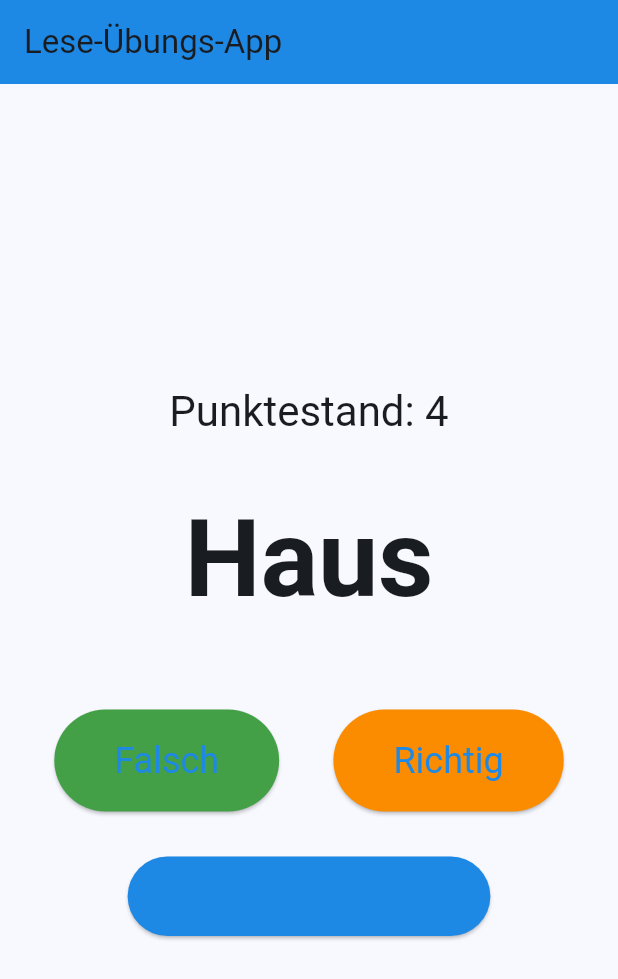
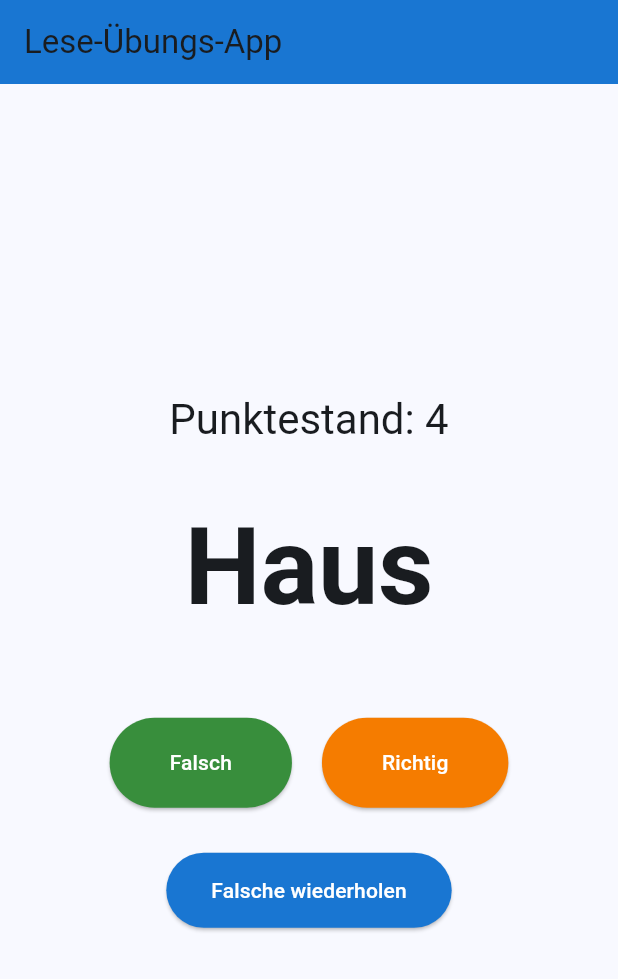
Before and after one commit to ichthyscode/read_kids, a Flutter app: the screen it shows after launch, after a tap on "Falsch", after a tap on "Richtig", after a tap on "Falsche wiederholen", on a phone screen of 412 x 824 dp. Shown: the top 979 px of the screen. Run offline on Flutter 3.47's test engine with Material 3 defaults, Android fonts, the phone set to English and light mode, and no system bars; our stand-ins replace flutter_animate.

Commit message:
font change

```diff
--- a/lib/main.dart
+++ b/lib/main.dart
@@ -13,12 +13,12 @@ class MyApp extends StatelessWidget {
     return MaterialApp(
       title: 'Lese-Übungs-App',
       theme: ThemeData(
-        primarySwatch: Colors.pink,
+        primarySwatch: Colors.blue,
         colorScheme: ColorScheme.fromSeed(
           seedColor: Colors.blue,
-          primary: Colors.blue[600]!, // Kräftigeres Blau
-          secondary: Colors.green[600]!, // Kräftigeres Grün
-          tertiary: Colors.orange[600]!, // Kräftigeres Orange
+          primary: Colors.blue[700]!, // Darker Blue for contrast
+          secondary: Colors.green[700]!, // Darker Green
+          tertiary: Colors.orange[700]!, // Darker Orange
         ),
       ),
       home: const ReadingGamePage(),
@@ -37,13 +37,11 @@ class ReadingGamePage extends StatefulWidget {
   const ReadingGamePage({super.key});
 
   @override
-  _ReadingGamePageState createState() => _ReadingGamePageState();
+  ReadingGamePageState createState() => ReadingGamePageState();
 }
 
-class _ReadingGamePageState extends State<ReadingGamePage> {
+class ReadingGamePageState extends State<ReadingGamePage> {
   List<Flashcard> flashcards = [];
-  List<Flashcard> correctFlashcards = [];
-  List<Flashcard> incorrectFlashcards = [];
   int score = 0;
   String? lastPoints;
 
@@ -73,10 +71,8 @@ class _ReadingGamePageState extends State<ReadingGamePage> {
     if (flashcards.isNotEmpty) {
       setState(() {
         Flashcard card = flashcards.removeAt(0);
-        card.isCorrect = true;
         int points = card.text.length;
         score += points;
-        correctFlashcards.add(card);
         showPointAnimation(points);
       });
     }
@@ -85,10 +81,8 @@ class _ReadingGamePageState extends State<ReadingGamePage> {
   void swipeLeft() {
     if (flashcards.isNotEmpty) {
       setState(() {
-        Flashcard card = flashcards.removeAt(0);
-        card.isCorrect = false;
+        flashcards.removeAt(0);
         score = score > 0 ? score - 1 : 0;
-        incorrectFlashcards.add(card);
         showPointAnimation(-1);
       });
     }
@@ -96,8 +90,7 @@ class _ReadingGamePageState extends State<ReadingGamePage> {
 
   void repeatIncorrect() {
     setState(() {
-      flashcards.addAll(incorrectFlashcards);
-      incorrectFlashcards.clear();
+      // Add logic to repeat incorrect words if needed
     });
   }
 
@@ -129,25 +122,30 @@ class _ReadingGamePageState extends State<ReadingGamePage> {
               ),
             const SizedBox(height: 60),
             Row(
-              mainAxisAlignment: MainAxisAlignment.spaceEvenly,
+              mainAxisAlignment: MainAxisAlignment.center, // Center the buttons
               children: [
                 ElevatedButton(
                   onPressed: swipeLeft,
                   style: ElevatedButton.styleFrom(
                     backgroundColor: Theme.of(context).colorScheme.secondary,
                     padding: const EdgeInsets.symmetric(horizontal: 40, vertical: 20),
-                    textStyle: const TextStyle(fontSize: 24),
                   ),
-                  child: const Text('Falsch'),
+                  child: const Text(
+                    'Falsch',
+                    style: TextStyle(color: Colors.white), // Ensure text is visible
+                  ),
                 ),
+                const SizedBox(width: 20), // Add space between buttons
                 ElevatedButton(
                   onPressed: swipeRight,
                   style: ElevatedButton.styleFrom(
                     backgroundColor: Theme.of(context).colorScheme.tertiary,
                     padding: const EdgeInsets.symmetric(horizontal: 40, vertical: 20),
-                    textStyle: const TextStyle(fontSize: 24),
                   ),
-                  child: const Text('Richtig'),
+                  child: const Text(
+                    'Richtig',
+                    style: TextStyle(color: Colors.white), // Ensure text is visible
+                  ),
                 ),
               ],
             ),
@@ -157,9 +155,11 @@ class _ReadingGamePageState extends State<ReadingGamePage> {
               style: ElevatedButton.styleFrom(
                 backgroundColor: Theme.of(context).colorScheme.primary,
                 padding: const EdgeInsets.symmetric(horizontal: 30, vertical: 15),
-                textStyle: const TextStyle(fontSize: 20),
               ),
-              child: const Text('Falsche wiederholen'),
+              child: const Text(
+                'Falsche wiederholen',
+                style: TextStyle(color: Colors.white), // Ensure text is visible
+              ),
             ),
             if (lastPoints != null)
               Animate(
```
